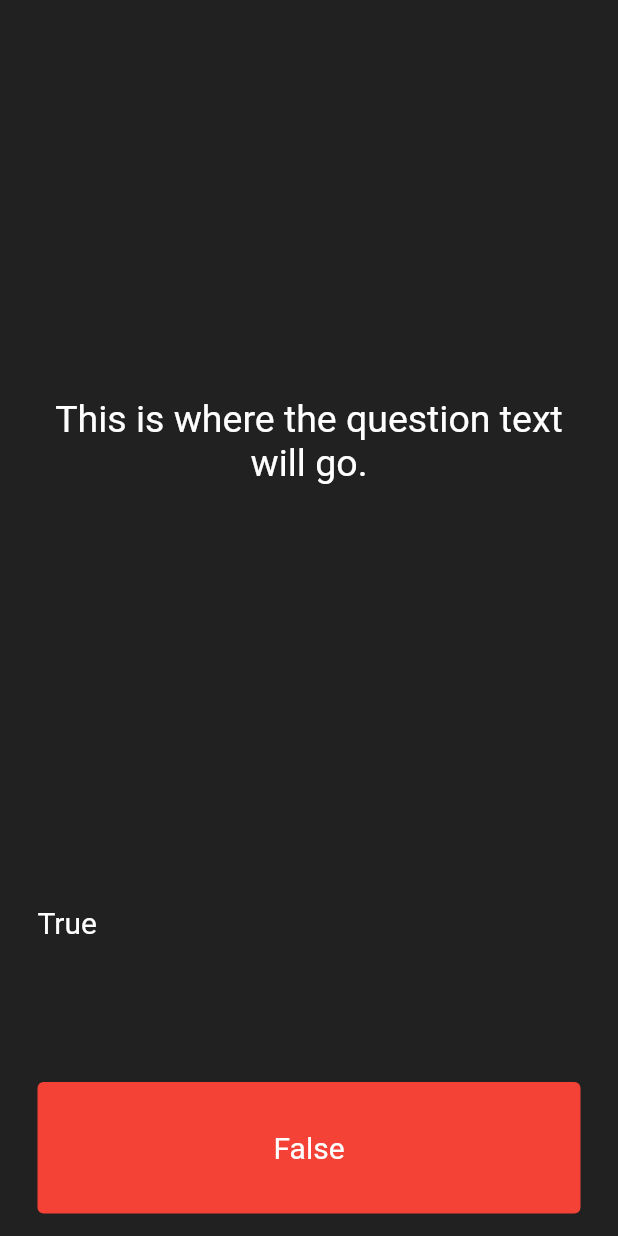
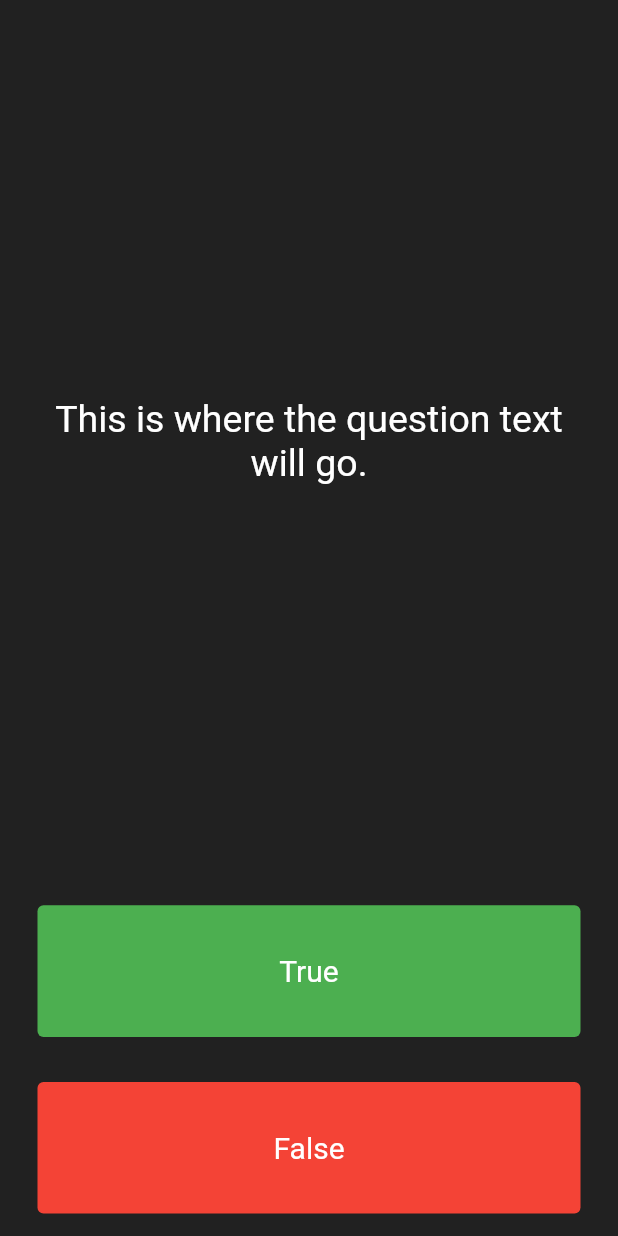
Before and after one commit to adinashby/AppDev2Cohort7, a Flutter app: the screen it shows after launch, on a phone screen of 412 x 824 dp. Run offline on Flutter 3.47's test engine with Material 2 defaults, Android fonts, the phone set to English and light mode, and no system bars; our stand-ins replace audioplayers.

Commit message:
Update main.dart

```diff
--- a/Lectures/starter_quizzler_app_flutter/lib/main.dart
+++ b/Lectures/starter_quizzler_app_flutter/lib/main.dart
@@ -50,7 +50,7 @@ class _QuizPageState extends State<QuizPage> {
         Expanded(
           child: Padding(
             padding: EdgeInsets.all(15.0),
-            child: FTextButton(
+            child: TextButton(
               style: TextButton.styleFrom(
                   backgroundColor: Colors.green,
                   textStyle: TextStyle(
```
